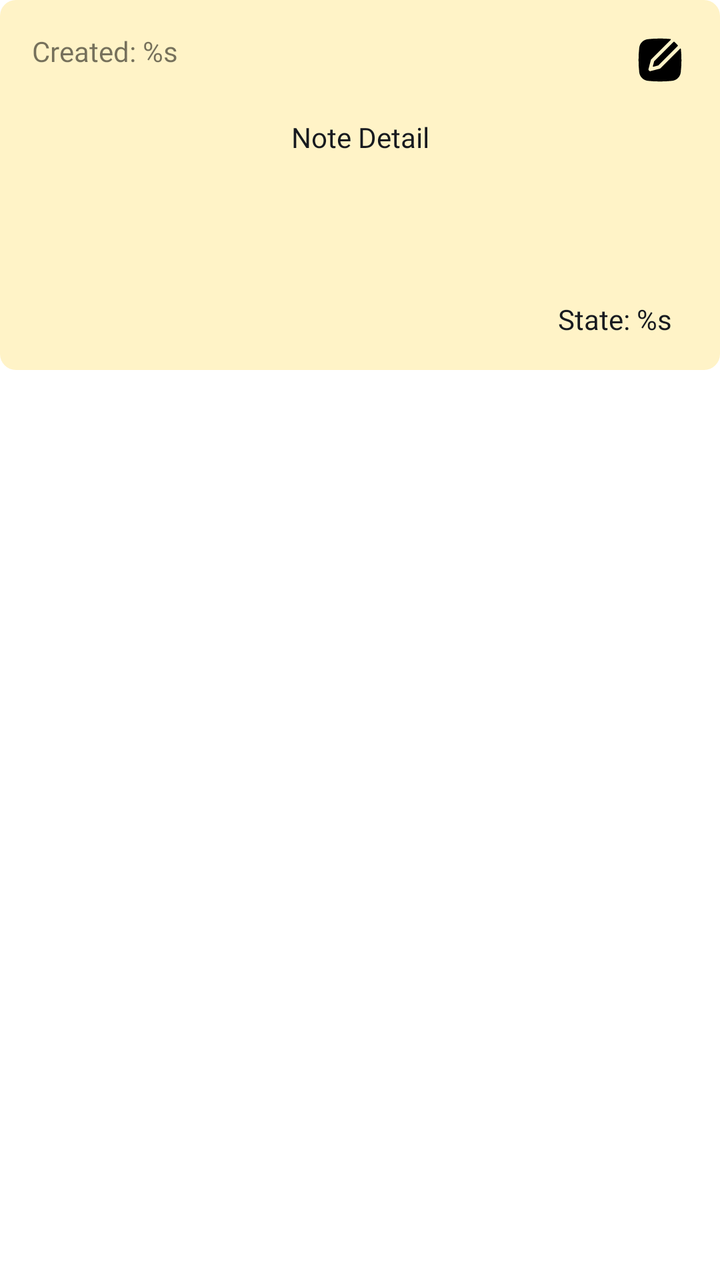
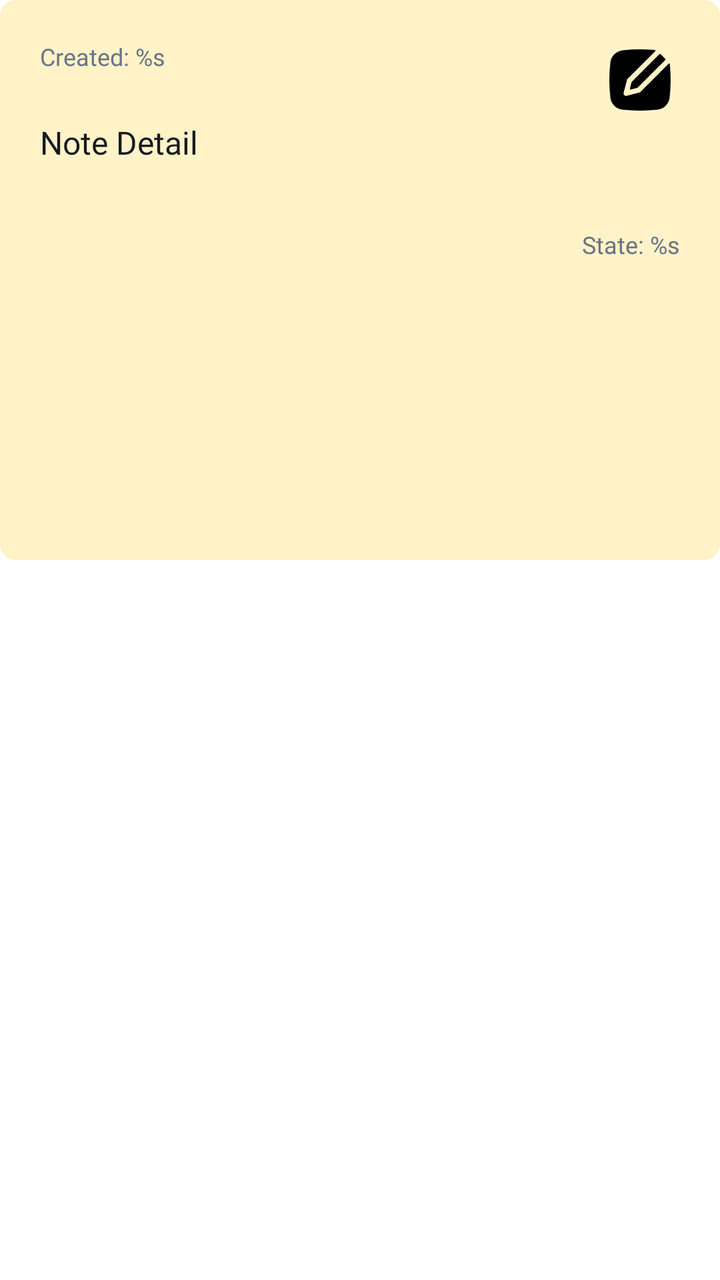

Compare the two renders of this Android layout. The source of the first and the diff that turns it into the second are given below.
<!-- AndroidManifest.xml: application theme Theme.TodoListApp -->
<!-- res/layout/detail_banner.xml -->
<?xml version="1.0" encoding="utf-8"?>
<ScrollView xmlns:android="http://schemas.android.com/apk/res/android"
    xmlns:app="http://schemas.android.com/apk/res-auto"
    android:layout_width="match_parent"
    android:layout_height="wrap_content"
    >

    <androidx.constraintlayout.widget.ConstraintLayout
        android:layout_width="match_parent"
        android:layout_height="wrap_content"
        android:background="@drawable/corner_banner">

        <TextView
            android:id="@+id/detailDate"
            android:layout_width="wrap_content"
            android:layout_height="wrap_content"
            android:fontFamily="@font/inter_semibold"
            android:text="@string/date"
            android:layout_margin="16dp"
            app:layout_constraintStart_toStartOf="parent"
            app:layout_constraintTop_toTopOf="parent" />

        <ImageButton
            android:id="@+id/btnEdit"
            android:layout_width="wrap_content"
            android:layout_height="wrap_content"
            android:layout_margin="16dp"
            android:enabled="true"
            android:background="@drawable/ic_edit_state"
            app:layout_constraintEnd_toEndOf="parent"
            app:layout_constraintTop_toTopOf="parent"/>

        <TextView
            android:id="@+id/detailTodo"
            android:layout_width="wrap_content"
            android:layout_height="wrap_content"
           android:padding="24dp"
            android:textColor="@color/black"
            android:fontFamily="@font/inter_semibold"
            android:text="@string/titleDetail"
            app:layout_constraintEnd_toEndOf="parent"
            app:layout_constraintStart_toStartOf="parent"
            app:layout_constraintTop_toBottomOf="@id/detailDate" />

        <TextView
            android:id="@+id/status"
            android:layout_width="wrap_content"
            android:layout_height="wrap_content"
            android:fontFamily="@font/inter_semibold"
            android:layout_marginEnd="24dp"
            android:layout_marginTop="48dp"
            android:paddingBottom="16dp"
            android:text="@string/status"
            android:textColor="@color/black"
            app:layout_constraintEnd_toEndOf="parent"
            app:layout_constraintTop_toBottomOf="@+id/detailTodo" />
    </androidx.constraintlayout.widget.ConstraintLayout>
</ScrollView>
<!-- resources referenced by this layout -->
<resources>
  <color name="black">#FF171A1F</color>
  <!-- drawable corner_banner (drawable) -->
  <selector xmlns:android="http://schemas.android.com/apk/res/android">
      <item android:state_focused="true">
          <shape>
              <solid android:color="@color/color_1" />
              <corners android:radius="8dp" />
          </shape>
      </item>
      
      <item>
          <shape>
              <solid android:color="@color/color_1" />
              <corners android:radius="8dp" />
          </shape>
      </item>
  </selector>
  <!-- drawable ic_edit_state (drawable) -->
  <?xml version="1.0" encoding="utf-8"?>
  <selector xmlns:android="http://schemas.android.com/apk/res/android">
      <item
          android:drawable="@drawable/ic_edit_on"
          android:state_focused="true"
          android:state_pressed="true"/>
      <item
          android:drawable="@drawable/ic_edit_on"
          android:state_focused="false"
          android:state_pressed="true"/>
      <item
          android:drawable="@drawable/ic_edit"
          android:state_focused="true"
          android:state_pressed="false"/>
      <item
          android:drawable="@drawable/ic_edit"
          android:state_focused="false"
          android:state_pressed="false"/>
  </selector>
  <string name="date">Created: %s</string>
  <string name="status">State: %s</string>
  <string name="titleDetail">Note Detail</string>
  <style name="Theme.TodoListApp" parent="Theme.MaterialComponents.DayNight.NoActionBar">
          
          <item name="colorPrimary">@color/color_1</item>
          <item name="colorPrimaryVariant">@color/purple_700</item>
          <item name="colorOnPrimary">@color/white</item>
          
          <item name="colorSecondary">@color/teal_200</item>
          <item name="colorSecondaryVariant">@color/teal_700</item>
          <item name="colorOnSecondary">@color/black</item>
          
          <item name="android:statusBarColor">?attr/colorPrimaryVariant</item>
          <item name="android:navigationBarColor">@color/color_2</item>
          
      </style>
  <color name="color_1">#FFF3C7</color>
  <!-- drawable ic_edit (drawable) -->
  <vector xmlns:android="http://schemas.android.com/apk/res/android"
      android:width="28dp"
      android:height="28dp"
      android:viewportWidth="24"
      android:viewportHeight="24">
    <path
        android:pathData="M16.477,3.004c0.167,0.015 0.24,0.219 0.12,0.338l-8.32,8.32a0.75,0.75 0,0 0,-0.195 0.34l-1,3.83a0.75,0.75 0,0 0,0.915 0.915l3.829,-1a0.751,0.751 0,0 0,0.34 -0.196l8.438,-8.438a0.198,0.198 0,0 1,0.339 0.12a45.723,45.723 0,0 1,-0.06 10.073c-0.223,1.905 -1.754,3.4 -3.652,3.613a47.468,47.468 0,0 1,-10.461 0c-1.899,-0.213 -3.43,-1.708 -3.653,-3.613a45.672,45.672 0,0 1,0 -10.611C3.34,4.789 4.871,3.294 6.77,3.082a47.512,47.512 0,0 1,9.707 -0.078"
        android:fillColor="#000000"/>
    <path
        android:pathData="M17.823,4.237a0.25,0.25 0,0 1,0.354 0l1.414,1.415a0.25,0.25 0,0 1,0 0.353L11.298,14.3a0.253,0.253 0,0 1,-0.114 0.065l-1.914,0.5a0.25,0.25 0,0 1,-0.305 -0.305l0.5,-1.914a0.25,0.25 0,0 1,0.065 -0.114z"
        android:fillColor="#000000"/>
  </vector>
  <color name="purple_700">#FF3700B3</color>
  <color name="white">#FFFFFFFF</color>
  <color name="teal_200">#FF03DAC5</color>
  <color name="teal_700">#FF018786</color>
  <color name="color_2">#24324A</color>
  <!-- unchanged entries left out for length: 1 -->
</resources>

<!-- the commit's change to res/layout/detail_banner.xml (unified diff, before → after) -->
@@ -2,42 +2,47 @@
 <ScrollView xmlns:android="http://schemas.android.com/apk/res/android"
     xmlns:app="http://schemas.android.com/apk/res-auto"
     android:layout_width="match_parent"
-    android:layout_height="wrap_content"
-    >
+    android:layout_height="wrap_content">
 
     <androidx.constraintlayout.widget.ConstraintLayout
         android:layout_width="match_parent"
         android:layout_height="wrap_content"
-        android:background="@drawable/corner_banner">
+        android:background="@drawable/corner_banner"
+        android:minHeight="280dp"
+        android:padding="20dp">
 
         <TextView
             android:id="@+id/detailDate"
-            android:layout_width="wrap_content"
+            android:layout_width="0dp"
             android:layout_height="wrap_content"
             android:fontFamily="@font/inter_semibold"
             android:text="@string/date"
-            android:layout_margin="16dp"
+            android:textColor="#697386"
+            android:textSize="12sp"
+            app:layout_constraintEnd_toStartOf="@+id/btnEdit"
             app:layout_constraintStart_toStartOf="parent"
             app:layout_constraintTop_toTopOf="parent" />
 
         <ImageButton
             android:id="@+id/btnEdit"
-            android:layout_width="wrap_content"
-            android:layout_height="wrap_content"
-            android:layout_margin="16dp"
+            android:layout_width="40dp"
+            android:layout_height="40dp"
+            android:background="@drawable/ic_edit_state"
+            android:contentDescription="Edit note"
             android:enabled="true"
-            android:background="@drawable/ic_edit_state"
             app:layout_constraintEnd_toEndOf="parent"
-            app:layout_constraintTop_toTopOf="parent"/>
+            app:layout_constraintTop_toTopOf="parent" />
 
         <TextView
             android:id="@+id/detailTodo"
-            android:layout_width="wrap_content"
+            android:layout_width="0dp"
             android:layout_height="wrap_content"
-           android:padding="24dp"
+            android:layout_marginTop="24dp"
+            android:fontFamily="@font/inter_semibold"
+            android:lineSpacingExtra="5dp"
+            android:text="@string/titleDetail"
             android:textColor="@color/black"
-            android:fontFamily="@font/inter_semibold"
-            android:text="@string/titleDetail"
+            android:textSize="16sp"
             app:layout_constraintEnd_toEndOf="parent"
             app:layout_constraintStart_toStartOf="parent"
             app:layout_constraintTop_toBottomOf="@id/detailDate" />
@@ -46,13 +51,13 @@
             android:id="@+id/status"
             android:layout_width="wrap_content"
             android:layout_height="wrap_content"
+            android:layout_marginTop="32dp"
             android:fontFamily="@font/inter_semibold"
-            android:layout_marginEnd="24dp"
-            android:layout_marginTop="48dp"
-            android:paddingBottom="16dp"
             android:text="@string/status"
-            android:textColor="@color/black"
+            android:textColor="#697386"
+            android:textSize="12sp"
             app:layout_constraintEnd_toEndOf="parent"
             app:layout_constraintTop_toBottomOf="@+id/detailTodo" />
+
     </androidx.constraintlayout.widget.ConstraintLayout>
 </ScrollView>
